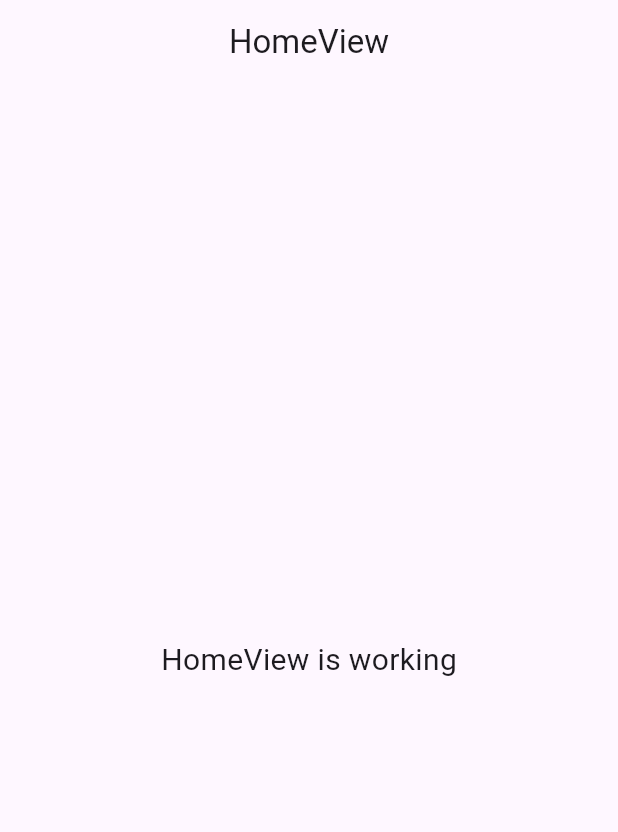
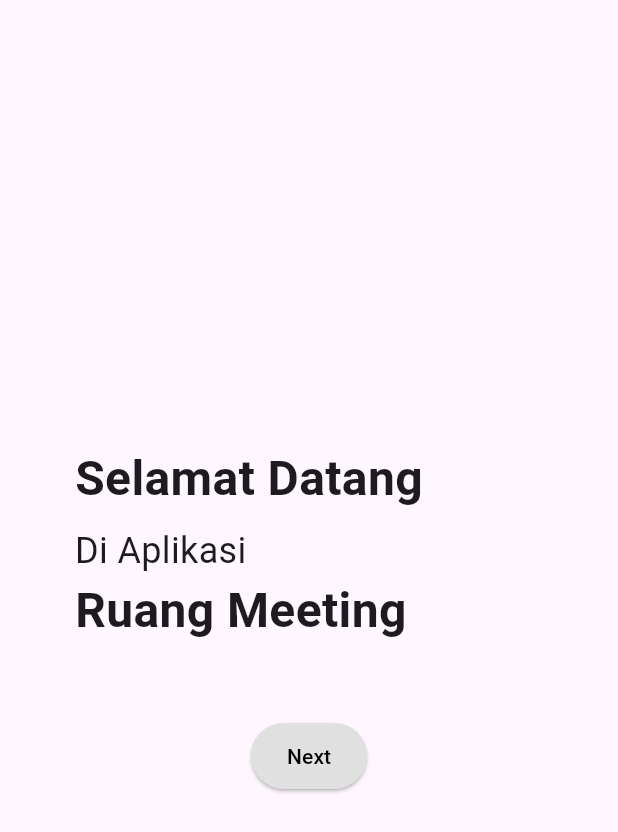
Before and after one commit to iqbalsuwandi20/meeting-rooms, a Flutter app: the screen it shows after launch, on a phone screen of 412 x 824 dp. Shown: the top 832 px of the screen. Run offline on Flutter 3.47's test engine with Material 3 defaults, Android fonts, the phone set to English and light mode, and no system bars; our stand-ins replace get.

Commit message:
berhasil membuat welcome screen

```diff
--- /dev/null
+++ b/lib/app/modules/splash_screen/views/splash_screen_view.dart
@@ -0,0 +1,71 @@
+import 'package:flutter/material.dart';
+import 'package:get/get.dart';
+import 'package:meeting_room/app/routes/app_pages.dart';
+import '../controllers/splash_screen_controller.dart';
+
+class SplashScreenView extends GetView<SplashScreenController> {
+  const SplashScreenView({super.key});
+
+  @override
+  Widget build(BuildContext context) {
+    return Scaffold(
+      body: Center(
+        child: Padding(
+          padding: const EdgeInsets.all(50),
+          child: Column(
+            mainAxisAlignment: MainAxisAlignment.center,
+            children: [
+              Align(
+                alignment: Alignment.centerLeft,
+                child: Text(
+                  'Selamat Datang',
+                  style: TextStyle(
+                    fontSize: 32,
+                    fontWeight: FontWeight.bold,
+                  ),
+                ),
+              ),
+              SizedBox(height: 8),
+              Align(
+                alignment: Alignment.centerLeft,
+                child: Text(
+                  'Di Aplikasi',
+                  style: TextStyle(
+                    fontSize: 24,
+                  ),
+                  textAlign: TextAlign.center,
+                ),
+              ),
+              Align(
+                alignment: Alignment.centerLeft,
+                child: Text(
+                  'Ruang Meeting',
+                  style: TextStyle(
+                    fontSize: 32,
+                    fontWeight: FontWeight.bold,
+                  ),
+                ),
+              ),
+              SizedBox(height: 50),
+              ElevatedButton(
+                onPressed: () {
+                  Get.offAllNamed(Routes.LOGIN_SCREEN);
+                },
+                style: ElevatedButton.styleFrom(
+                  padding: EdgeInsets.symmetric(horizontal: 24, vertical: 12),
+                  backgroundColor: Colors.grey[300],
+                ),
+                child: Text(
+                  'Next',
+                  style: TextStyle(
+                    color: Colors.black,
+                  ),
+                ),
+              ),
+            ],
+          ),
+        ),
+      ),
+    );
+  }
+}
--- a/lib/app/routes/app_routes.dart
+++ b/lib/app/routes/app_routes.dart
@@ -4,9 +4,13 @@ part of 'app_pages.dart';
 abstract class Routes {
   Routes._();
   static const HOME = _Paths.HOME;
+  static const SPLASH_SCREEN = _Paths.SPLASH_SCREEN;
+  static const LOGIN_SCREEN = _Paths.LOGIN_SCREEN;
 }
 
 abstract class _Paths {
   _Paths._();
   static const HOME = '/home';
+  static const SPLASH_SCREEN = '/splash-screen';
+  static const LOGIN_SCREEN = '/login-screen';
 }
--- a/lib/main.dart
+++ b/lib/main.dart
@@ -8,7 +8,8 @@ void main() {
   runApp(
     GetMaterialApp(
       title: "Application",
-      initialRoute: AppPages.INITIAL,
+      debugShowCheckedModeBanner: false,
+      initialRoute: Routes.SPLASH_SCREEN,
       getPages: AppPages.routes,
     ),
   );
```
Also changed, not shown: lib/app/modules/login_screen/bindings/login_screen_binding.dart (added, +12 -0 lines), lib/app/modules/login_screen/controllers/login_screen_controller.dart (added, +23 -0 lines), lib/app/modules/login_screen/views/login_screen_view.dart (added, +24 -0 lines), lib/app/modules/splash_screen/bindings/splash_screen_binding.dart (added, +12 -0 lines), lib/app/modules/splash_screen/controllers/splash_screen_controller.dart (added, +23 -0 lines), lib/app/routes/app_pages.dart (+15 -0 lines), 7 other files.
